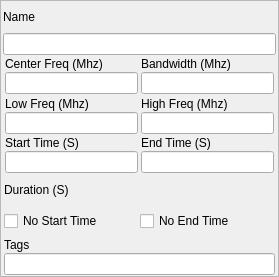
Pacmanfan/SpectralRF, file wgt_marker_editor.ui: the form before one commit.
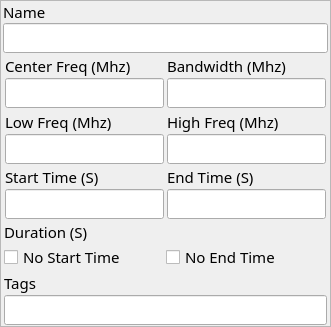
The form after the commit.

The edit to the form file:
```diff
--- a/wgt_marker_editor.ui
+++ b/wgt_marker_editor.ui
@@ -6,10 +6,16 @@
    <rect>
     <x>0</x>
     <y>0</y>
-    <width>279</width>
-    <height>277</height>
+    <width>331</width>
+    <height>279</height>
    </rect>
   </property>
+  <property name="font">
+   <font>
+    <family>Courier 10 Pitch</family>
+    <pointsize>11</pointsize>
+   </font>
+  </property>
   <property name="windowTitle">
    <string>Frame</string>
   </property>
```
